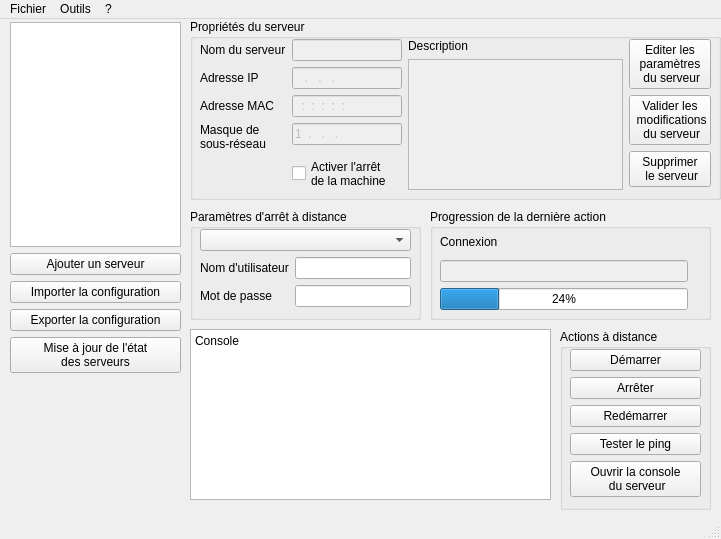
Qt form FenPrincipale.ui (Next-Genius/vladiconnect) before a commit.
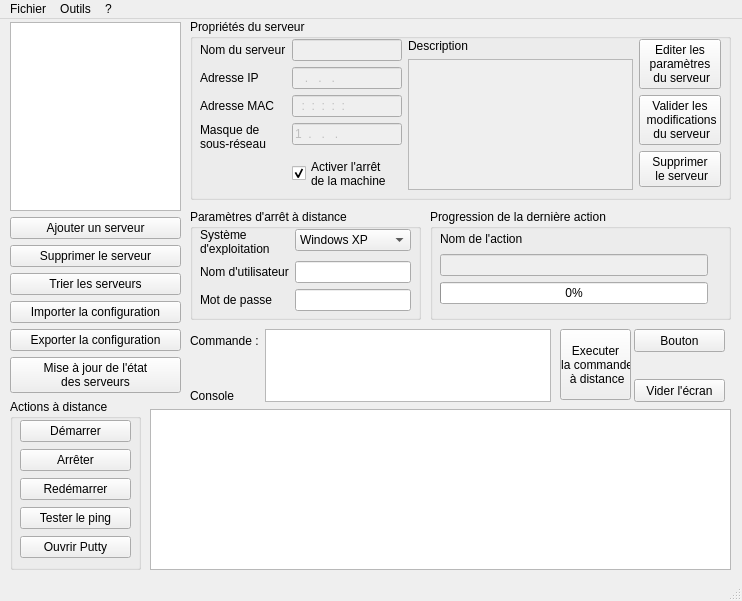
The same form after that commit. Icons and pictures are not drawn. Custom widgets are drawn as their Qt base class.

Commit message: - bugs corrigés - création de classes pour commandes à distance avec putty - maj interface graphique

Patch:
```diff
--- a/FenPrincipale.ui
+++ b/FenPrincipale.ui
@@ -10,8 +10,8 @@
    <rect>
     <x>0</x>
     <y>0</y>
-    <width>721</width>
-    <height>539</height>
+    <width>742</width>
+    <height>601</height>
    </rect>
   </property>
   <property name="windowTitle">
@@ -56,38 +56,70 @@
       </rect>
      </property>
      <layout class="QVBoxLayout" name="verticalLayout">
-      <item>
-       <widget class="QComboBox" name="serveur_os"/>
-      </item>
       <item>
        <layout class="QFormLayout" name="formLayout_3">
         <property name="fieldGrowthPolicy">
          <enum>QFormLayout::AllNonFixedFieldsGrow</enum>
         </property>
-        <item row="0" column="0">
+        <item row="1" column="0">
          <widget class="QLabel" name="label_9">
           <property name="text">
            <string>Nom d'utilisateur</string>
           </property>
          </widget>
         </item>
-        <item row="0" column="1">
+        <item row="1" column="1">
          <widget class="QLineEdit" name="serveur_utilisateur"/>
         </item>
-        <item row="1" column="0">
+        <item row="2" column="0">
          <widget class="QLabel" name="label_10">
           <property name="text">
            <string>Mot de passe</string>
           </property>
          </widget>
         </item>
-        <item row="1" column="1">
+        <item row="2" column="1">
          <widget class="QLineEdit" name="serveur_mdp">
           <property name="echoMode">
            <enum>QLineEdit::Password</enum>
           </property>
          </widget>
         </item>
+        <item row="0" column="1">
+         <widget class="QComboBox" name="serveur_os">
+          <property name="toolTip">
+           <string>Choisissez le système d'exploitation de la machine</string>
+          </property>
+          <item>
+           <property name="text">
+            <string>Windows XP</string>
+           </property>
+          </item>
+          <item>
+           <property name="text">
+            <string>Windows 7</string>
+           </property>
+          </item>
+          <item>
+           <property name="text">
+            <string>Linux</string>
+           </property>
+          </item>
+          <item>
+           <property name="text">
+            <string>Autre</string>
+           </property>
+          </item>
+         </widget>
+        </item>
+        <item row="0" column="0">
+         <widget class="QLabel" name="label_8">
+          <property name="text">
+           <string>Système 
+d'exploitation</string>
+          </property>
+         </widget>
+        </item>
        </layout>
       </item>
      </layout>
@@ -99,7 +131,7 @@
       <x>10</x>
       <y>3</y>
       <width>171</width>
-      <height>351</height>
+      <height>371</height>
      </rect>
     </property>
     <layout class="QVBoxLayout" name="layout_liste_serveurs">
@@ -113,6 +145,20 @@
        </property>
       </widget>
      </item>
+     <item>
+      <widget class="QPushButton" name="bouton_supprimer_serveur2">
+       <property name="text">
+        <string>Supprimer le serveur</string>
+       </property>
+      </widget>
+     </item>
+     <item>
+      <widget class="QPushButton" name="bouton_trier_serveur">
+       <property name="text">
+        <string>Trier les serveurs</string>
+       </property>
+      </widget>
+     </item>
      <item>
       <widget class="QPushButton" name="bouton_configuration_importer">
        <property name="text">
@@ -145,7 +191,7 @@
      <rect>
       <x>190</x>
       <y>0</y>
-      <width>531</width>
+      <width>541</width>
       <height>181</height>
      </rect>
     </property>
@@ -157,7 +203,7 @@
       <rect>
        <x>10</x>
        <y>20</y>
-       <width>511</width>
+       <width>521</width>
        <height>151</height>
       </rect>
      </property>
@@ -270,7 +316,7 @@
 de la machine</string>
           </property>
           <property name="checked">
-           <bool>false</bool>
+           <bool>true</bool>
           </property>
          </widget>
         </item>
@@ -376,10 +422,10 @@
    <widget class="QGroupBox" name="groupBox_3">
     <property name="geometry">
      <rect>
-      <x>560</x>
-      <y>310</y>
-      <width>151</width>
-      <height>181</height>
+      <x>10</x>
+      <y>380</y>
+      <width>131</width>
+      <height>171</height>
      </rect>
     </property>
     <property name="title">
@@ -390,8 +436,8 @@
       <rect>
        <x>10</x>
        <y>20</y>
-       <width>131</width>
-       <height>152</height>
+       <width>111</width>
+       <height>141</height>
       </rect>
      </property>
      <layout class="QGridLayout" name="_2">
@@ -415,14 +461,6 @@
         </property>
        </widget>
       </item>
-      <item row="6" column="0">
-       <widget class="QPushButton" name="pushButton_3">
-        <property name="text">
-         <string>Ouvrir la console 
- du serveur</string>
-        </property>
-       </widget>
-      </item>
       <item row="1" column="0">
        <widget class="QPushButton" name="bouton_arreter">
         <property name="text">
@@ -437,6 +475,13 @@
         </property>
        </widget>
       </item>
+      <item row="6" column="0">
+       <widget class="QPushButton" name="bouton_ouvrir_putty">
+        <property name="text">
+         <string>Ouvrir Putty</string>
+        </property>
+       </widget>
+      </item>
      </layout>
     </widget>
    </widget>
@@ -445,7 +490,7 @@
      <rect>
       <x>430</x>
       <y>190</y>
-      <width>281</width>
+      <width>301</width>
       <height>111</height>
      </rect>
     </property>
@@ -457,8 +502,8 @@
       <rect>
        <x>10</x>
        <y>20</y>
-       <width>261</width>
-       <height>81</height>
+       <width>281</width>
+       <height>75</height>
       </rect>
      </property>
      <layout class="QHBoxLayout" name="horizontalLayout">
@@ -466,8 +511,11 @@
        <layout class="QVBoxLayout" name="verticalLayout_5">
         <item>
          <widget class="QLabel" name="action_nom">
+          <property name="styleSheet">
+           <string notr="true">font: 75 10pt &quot;Comic Sans MS&quot;;</string>
+          </property>
           <property name="text">
-           <string>Connexion </string>
+           <string>Nom de l'action</string>
           </property>
          </widget>
         </item>
@@ -490,7 +538,7 @@
            <bool>true</bool>
           </property>
           <property name="value">
-           <number>24</number>
+           <number>0</number>
           </property>
          </widget>
         </item>
@@ -500,8 +548,8 @@
        <widget class="QLabel" name="action_etat_pixmap">
         <property name="maximumSize">
          <size>
-          <width>50</width>
-          <height>50</height>
+          <width>60</width>
+          <height>60</height>
          </size>
         </property>
         <property name="text">
@@ -524,14 +572,99 @@
    <widget class="QPlainTextEdit" name="console">
     <property name="geometry">
      <rect>
-      <x>190</x>
-      <y>310</y>
-      <width>361</width>
-      <height>171</height>
+      <x>150</x>
+      <y>390</y>
+      <width>581</width>
+      <height>161</height>
      </rect>
     </property>
+    <property name="styleSheet">
+     <string notr="true">font: 8pt &quot;Courier New&quot;;</string>
+    </property>
     <property name="plainText">
-     <string>Console</string>
+     <string/>
+    </property>
+   </widget>
+   <widget class="QLabel" name="label_4">
+    <property name="geometry">
+     <rect>
+      <x>190</x>
+      <y>370</y>
+      <width>46</width>
+      <height>13</height>
+     </rect>
+    </property>
+    <property name="text">
+     <string>Console :</string>
+    </property>
+    <property name="buddy">
+     <cstring>console</cstring>
+    </property>
+   </widget>
+   <widget class="QWidget" name="formLayoutWidget">
+    <property name="geometry">
+     <rect>
+      <x>190</x>
+      <y>310</y>
+      <width>361</width>
+      <height>73</height>
+     </rect>
+    </property>
+    <layout class="QFormLayout" name="formLayout_2">
+     <property name="fieldGrowthPolicy">
+      <enum>QFormLayout::AllNonFixedFieldsGrow</enum>
+     </property>
+     <item row="0" column="0">
+      <widget class="QLabel" name="label_5">
+       <property name="text">
+        <string>Commande :</string>
+       </property>
+      </widget>
+     </item>
+     <item row="0" column="1">
+      <widget class="QPlainTextEdit" name="serveur_commande"/>
+     </item>
+    </layout>
+   </widget>
+   <widget class="QPushButton" name="bouton_console">
+    <property name="geometry">
+     <rect>
+      <x>560</x>
+      <y>310</y>
+      <width>71</width>
+      <height>71</height>
+     </rect>
+    </property>
+    <property name="text">
+     <string>Executer
+ la commande 
+ à distance</string>
+    </property>
+   </widget>
+   <widget class="QPushButton" name="pushButton">
+    <property name="geometry">
+     <rect>
+      <x>634</x>
+      <y>360</y>
+      <width>91</width>
+      <height>23</height>
+     </rect>
+    </property>
+    <property name="text">
+     <string>Vider l'écran</string>
+    </property>
+   </widget>
+   <widget class="QPushButton" name="pushButton_2">
+    <property name="geometry">
+     <rect>
+      <x>634</x>
+      <y>310</y>
+      <width>91</width>
+      <height>23</height>
+     </rect>
+    </property>
+    <property name="text">
+     <string>Bouton</string>
     </property>
    </widget>
   </widget>
@@ -540,7 +673,7 @@
     <rect>
      <x>0</x>
      <y>0</y>
-     <width>721</width>
+     <width>742</width>
      <height>21</height>
     </rect>
    </property>
@@ -618,6 +751,13 @@
    </property>
   </action>
  </widget>
+ <customwidgets>
+  <customwidget>
+   <class>qlistewidget_serveur</class>
+   <extends>QListWidget</extends>
+   <header>qlistewidget_serveur.h</header>
+  </customwidget>
+ </customwidgets>
  <tabstops>
   <tabstop>serveur_nom</tabstop>
   <tabstop>serveur_ip</tabstop>
```
Left out of the diff: 59 changed lines with no effect on the pictures. The commit also changes 25 other files.
